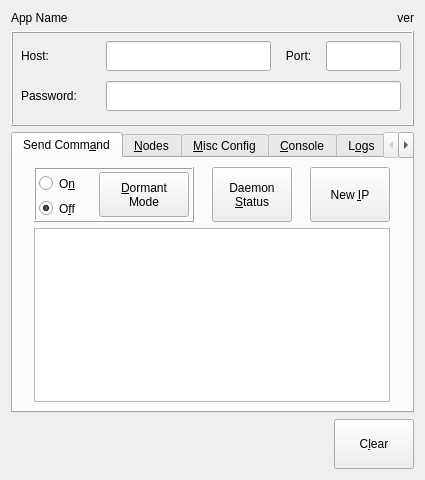
Above: tor-util-ng.ui from GIJack/tor-util before the change. Below: the same form after it.
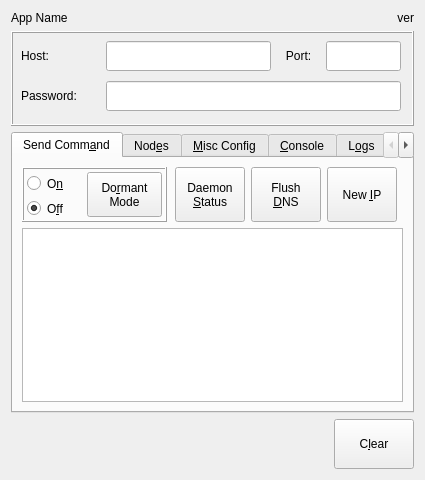
That is the form after the change. The open tabs and pages were chosen to show the change. Icons and pictures are not drawn.

Commit message: added button for Flush DNS, reshuffled shortcuts

Patch:
```diff
--- a/tor-util-ng.ui
+++ b/tor-util-ng.ui
@@ -213,17 +213,101 @@
        <string>Send Comm&amp;and</string>
       </attribute>
       <layout class="QGridLayout" name="gridLayout">
+       <item row="0" column="6">
+        <widget class="QPushButton" name="pushButton">
+         <property name="sizePolicy">
+          <sizepolicy hsizetype="Fixed" vsizetype="Fixed">
+           <horstretch>0</horstretch>
+           <verstretch>0</verstretch>
+          </sizepolicy>
+         </property>
+         <property name="minimumSize">
+          <size>
+           <width>0</width>
+           <height>55</height>
+          </size>
+         </property>
+         <property name="maximumSize">
+          <size>
+           <width>70</width>
+           <height>16777215</height>
+          </size>
+         </property>
+         <property name="text">
+          <string>Flush
+&amp;DNS</string>
+         </property>
+        </widget>
+       </item>
+       <item row="1" column="0" colspan="9">
+        <widget class="QPlainTextEdit" name="text_output_send">
+         <property name="sizePolicy">
+          <sizepolicy hsizetype="Expanding" vsizetype="Expanding">
+           <horstretch>0</horstretch>
+           <verstretch>0</verstretch>
+          </sizepolicy>
+         </property>
+         <property name="font">
+          <font>
+           <family>Monospace</family>
+          </font>
+         </property>
+         <property name="focusPolicy">
+          <enum>Qt::ClickFocus</enum>
+         </property>
+         <property name="toolTip">
+          <string>Return Values From TOR Daemon</string>
+         </property>
+         <property name="textInteractionFlags">
+          <set>Qt::TextSelectableByKeyboard|Qt::TextSelectableByMouse</set>
+         </property>
+        </widget>
+       </item>
+       <item row="0" column="7">
+        <widget class="QPushButton" name="button_new_ip">
+         <property name="sizePolicy">
+          <sizepolicy hsizetype="Fixed" vsizetype="Fixed">
+           <horstretch>0</horstretch>
+           <verstretch>0</verstretch>
+          </sizepolicy>
+         </property>
+         <property name="minimumSize">
+          <size>
+           <width>0</width>
+           <height>55</height>
+          </size>
+         </property>
+         <property name="maximumSize">
+          <size>
+           <width>70</width>
+           <height>16777215</height>
+          </size>
+         </property>
+         <property name="toolTip">
+          <string>Execute Command</string>
+         </property>
+         <property name="text">
+          <string>New &amp;IP</string>
+         </property>
+        </widget>
+       </item>
        <item row="0" column="0">
         <widget class="QFrame" name="frame_dormant_mode">
+         <property name="sizePolicy">
+          <sizepolicy hsizetype="Fixed" vsizetype="Fixed">
+           <horstretch>0</horstretch>
+           <verstretch>0</verstretch>
+          </sizepolicy>
+         </property>
          <property name="minimumSize">
           <size>
-           <width>0</width>
-           <height>0</height>
+           <width>145</width>
+           <height>55</height>
           </size>
          </property>
          <property name="maximumSize">
           <size>
-           <width>160</width>
+           <width>150</width>
            <height>16777215</height>
           </size>
          </property>
@@ -267,25 +351,25 @@
            <rect>
             <x>65</x>
             <y>5</y>
-            <width>90</width>
+            <width>75</width>
             <height>45</height>
            </rect>
           </property>
           <property name="minimumSize">
            <size>
             <width>0</width>
-            <height>40</height>
+            <height>0</height>
            </size>
           </property>
           <property name="text">
-           <string>&amp;Dormant
+           <string>Do&amp;rmant
 Mode</string>
           </property>
          </widget>
         </widget>
        </item>
-       <item row="0" column="1">
-        <widget class="QPushButton" name="pushButton">
+       <item row="0" column="5">
+        <widget class="QPushButton" name="button_daemon_status">
          <property name="sizePolicy">
           <sizepolicy hsizetype="Fixed" vsizetype="Fixed">
            <horstretch>0</horstretch>
@@ -298,6 +382,12 @@
            <height>55</height>
           </size>
          </property>
+         <property name="maximumSize">
+          <size>
+           <width>70</width>
+           <height>16777215</height>
+          </size>
+         </property>
          <property name="toolTip">
           <string>Query TOR daemon for some base states about fitness for use</string>
          </property>
@@ -307,52 +397,6 @@
          </property>
         </widget>
        </item>
-       <item row="0" column="2">
-        <widget class="QPushButton" name="button_new_ip">
-         <property name="sizePolicy">
-          <sizepolicy hsizetype="Fixed" vsizetype="Fixed">
-           <horstretch>0</horstretch>
-           <verstretch>0</verstretch>
-          </sizepolicy>
-         </property>
-         <property name="minimumSize">
-          <size>
-           <width>0</width>
-           <height>55</height>
-          </size>
-         </property>
-         <property name="toolTip">
-          <string>Execute Command</string>
-         </property>
-         <property name="text">
-          <string>New &amp;IP</string>
-         </property>
-        </widget>
-       </item>
-       <item row="1" column="0" colspan="3">
-        <widget class="QPlainTextEdit" name="text_output_send">
-         <property name="sizePolicy">
-          <sizepolicy hsizetype="Expanding" vsizetype="Expanding">
-           <horstretch>0</horstretch>
-           <verstretch>0</verstretch>
-          </sizepolicy>
-         </property>
-         <property name="font">
-          <font>
-           <family>Monospace</family>
-          </font>
-         </property>
-         <property name="focusPolicy">
-          <enum>Qt::ClickFocus</enum>
-         </property>
-         <property name="toolTip">
-          <string>Return Values From TOR Daemon</string>
-         </property>
-         <property name="textInteractionFlags">
-          <set>Qt::TextSelectableByKeyboard|Qt::TextSelectableByMouse</set>
-         </property>
-        </widget>
-       </item>
       </layout>
      </widget>
      <widget class="QWidget" name="tab_nodes">
@@ -366,7 +410,7 @@
        <string>Configure how TOR interacts with other nodes. Entry, Exit, and Exclude lists</string>
       </property>
       <attribute name="title">
-       <string>&amp;Nodes</string>
+       <string>Nod&amp;es</string>
       </attribute>
      </widget>
      <widget class="QWidget" name="tab_misc_config">
```
Left out of the diff: 4 changed lines with no effect on the pictures.
